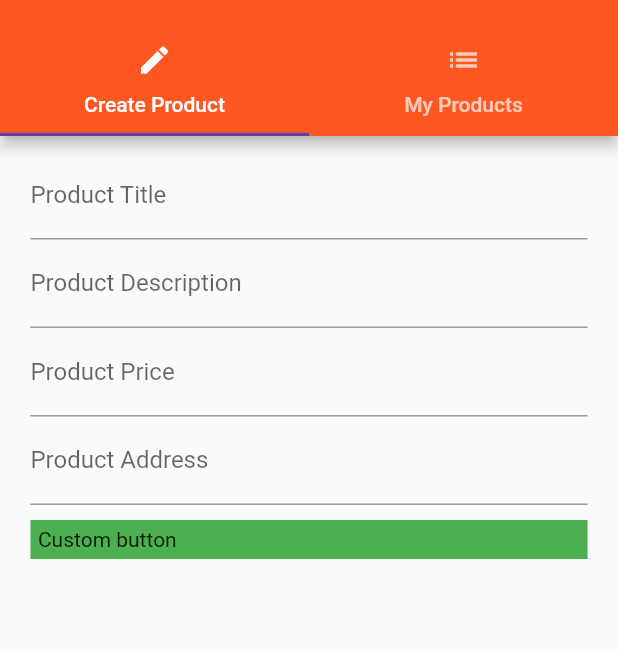
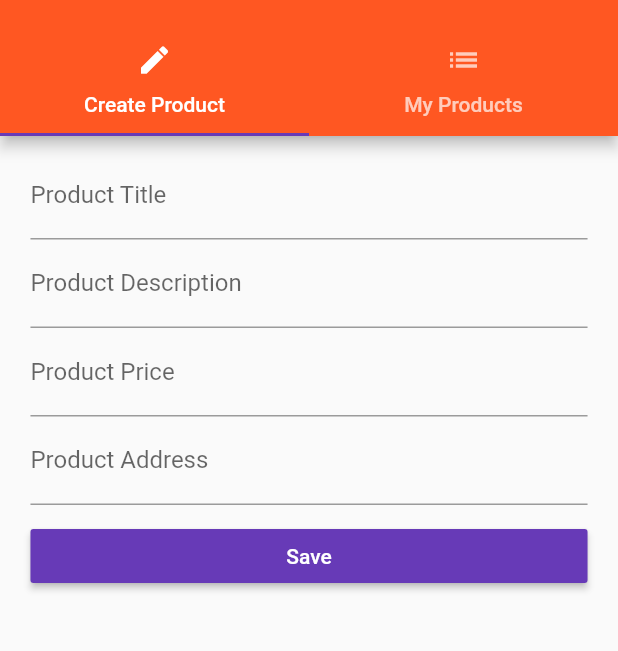
Before and after one commit to FrancaTM/flutter_learn_course_udemy, a Flutter app: the ProductsAdminPage screen opened by its route, on a phone screen of 412 x 824 dp, the part 59-710 px from its top. Run offline on Flutter 3.47's test engine with Material 2 defaults, Android fonts, the phone set to English and light mode, and no system bars.

Commit message:
Adiciona form widget

```diff
--- a/lib/pages/product_create.dart
+++ b/lib/pages/product_create.dart
@@ -16,11 +16,12 @@ class _ProductCreatePageState extends State<ProductCreatePage> {
   String _descriptionValue;
   double _priceValue;
   String _addressValue;
+  final GlobalKey<FormState> _formKey = GlobalKey<FormState>();
 
   Widget _buildTitleTextField() {
-    return TextField(
+    return TextFormField(
       decoration: InputDecoration(labelText: 'Product Title'),
-      onChanged: (String value) {
+      onSaved: (String value) {
         setState(() {
           _titleValue = value;
         });
@@ -29,10 +30,10 @@ class _ProductCreatePageState extends State<ProductCreatePage> {
   }
 
   Widget _buildDescriptionTextField() {
-    return TextField(
+    return TextFormField(
       decoration: InputDecoration(labelText: 'Product Description'),
       maxLines: null,
-      onChanged: (String value) {
+      onSaved: (String value) {
         setState(() {
           _descriptionValue = value;
         });
@@ -41,10 +42,10 @@ class _ProductCreatePageState extends State<ProductCreatePage> {
   }
 
   Widget _buildPriceTextField() {
-    return TextField(
+    return TextFormField(
       decoration: InputDecoration(labelText: 'Product Price'),
       keyboardType: TextInputType.number,
-      onChanged: (String value) {
+      onSaved: (String value) {
         setState(() {
           _priceValue = double.parse(value);
         });
@@ -53,9 +54,9 @@ class _ProductCreatePageState extends State<ProductCreatePage> {
   }
 
   Widget _buildAddressTextField() {
-    return TextField(
+    return TextFormField(
       decoration: InputDecoration(labelText: 'Product Address'),
-      onChanged: (String value) {
+      onSaved: (String value) {
         setState(() {
           _addressValue = value;
         });
@@ -64,6 +65,7 @@ class _ProductCreatePageState extends State<ProductCreatePage> {
   }
 
   void _submitForm() {
+    _formKey.currentState.save();
     final Map<String, dynamic> product = {
       'title': _titleValue,
       'description': _descriptionValue,
@@ -84,6 +86,8 @@ class _ProductCreatePageState extends State<ProductCreatePage> {
     return Container(
       width: targetWidth,
       margin: EdgeInsets.all(10.0),
+      child: Form(
+        key: _formKey,
         child: ListView(
           padding: EdgeInsets.symmetric(horizontal: targetPadding / 2),
           children: <Widget>[
@@ -94,20 +98,21 @@ class _ProductCreatePageState extends State<ProductCreatePage> {
             _buildAddressTextField(),
             SizedBox(height: 10.0),
             // TODO: Refatorar RaisedButton?
-          // RaisedButton(
-          //   child: Text('Save'),
-          //   textColor: Colors.white,
-          //   onPressed: _submitForm,
+            RaisedButton(
+              child: Text('Save'),
+              textColor: Colors.white,
+              onPressed: _submitForm,
+            ),
+            // GestureDetector(
+            //   onTap: _submitForm,
+            //   child: Container(
+            //     padding: EdgeInsets.all(5.0),
+            //     color: Colors.green,
+            //     child: Text('Custom button'),
+            //   ),
             // ),
-          GestureDetector(
-            onTap: _submitForm,
-            child: Container(
-              padding: EdgeInsets.all(5.0),
-              color: Colors.green,
-              child: Text('Custom button'),
+          ],
         ),
-          ),
-        ],
       ),
     );
   }
```
Lines whose indentation alone changed are shown as unchanged.
